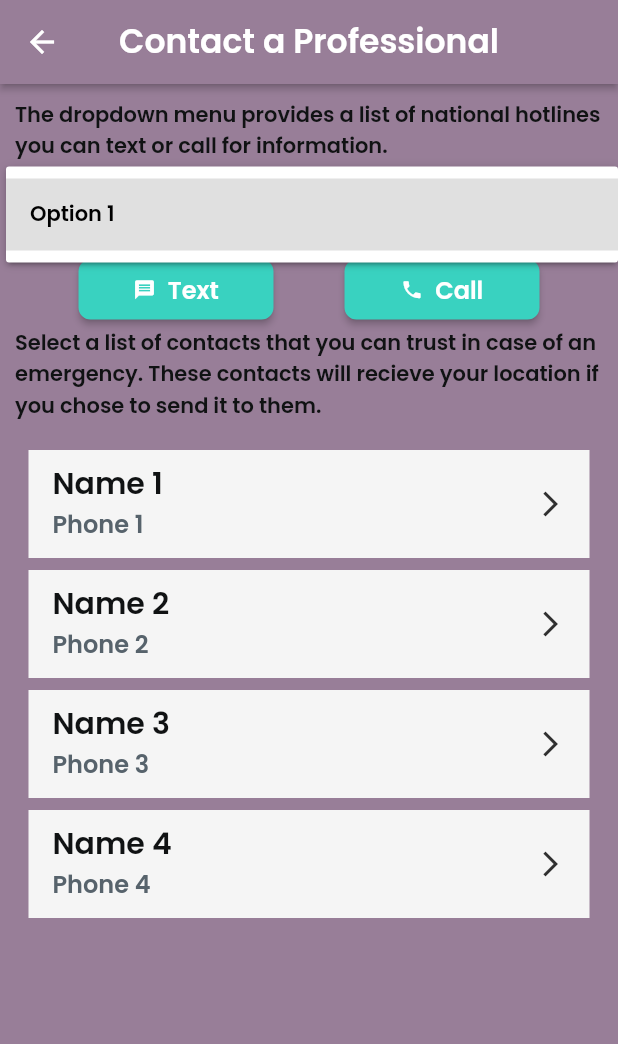
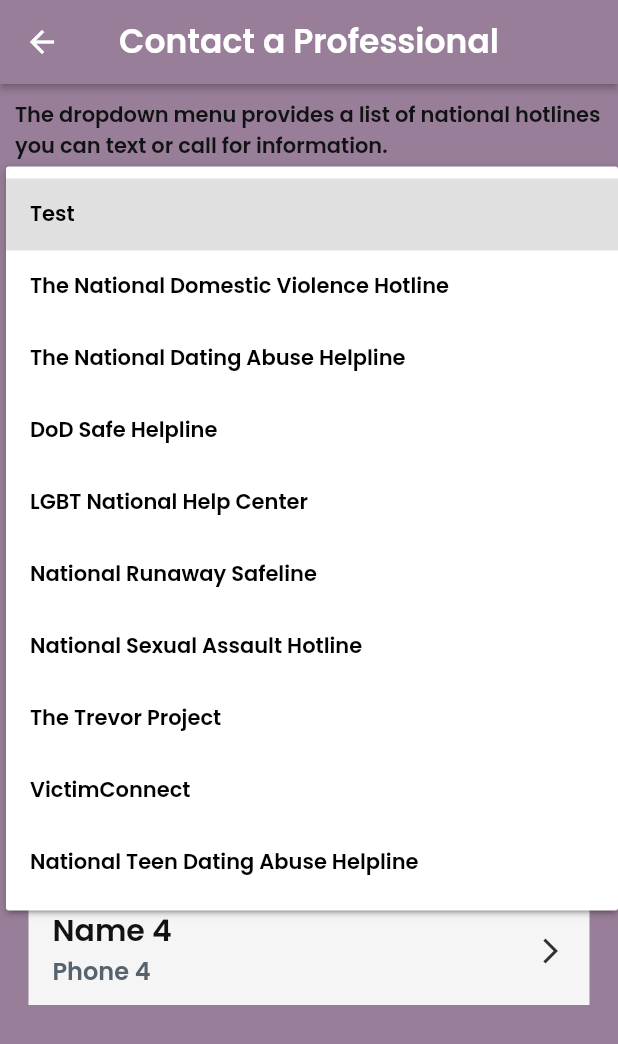
Before and after one commit to abdullah2891/safe_space_plugin, a Flutter app: the ContactAProfessionalWidget screen opened directly, after a tap on "Please select...", on a phone screen of 412 x 824 dp. Shown: the top 1044 px of the screen. Run offline on Flutter 3.47's test engine with Material 2 defaults, Android fonts, the light colour scheme and no system bars; drawn by our look-alikes of auto_size_text; our stand-ins replace assets_audio_player, audioplayers, cached_network_image, firebase_core, firebase_database, font_awesome_flutter and 12 more; missing offline and left inert: dart:html, flutter_phone_direct_caller, flutter_sms, fluttercontactpicker, json_path, mapbox_search and 2 more; accounts and stored records are empty.

Commit message:
contact screen finished

```diff
--- a/lib/contact_professional/contact_professional_widget.dart
+++ b/lib/contact_professional/contact_professional_widget.dart
@@ -19,8 +19,23 @@
   String? dropDownValue;
   final _unfocusNode = FocusNode();
   final scaffoldKey = GlobalKey<ScaffoldState>();
+  final TextEditingController textController = TextEditingController();
+  List<Contact?> contacts = [null, null, null, null];
 
-  List<Contact?> contacts = [null, null, null, null];
+  String number = '1-800-787-3224';
+
+  Map<String, String> hotlines = {
+    'Test': '1-425-305-7338',
+    'The National Domestic Violence Hotline': '1-800-787-3224',
+    'The National Dating Abuse Helpline': '1-866-331-9474',
+    'DoD Safe Helpline': '1-877-995-5247',
+    'LGBT National Help Center': '1-888-843-4564',
+    'National Runaway Safeline': '1-773-289-1727',
+    'National Sexual Assault Hotline': '1-800-656-4673',
+    'The Trevor Project': '1-212-695-8650',
+    'VictimConnect': '1-855-484-2846',
+    'National Teen Dating Abuse Helpline': '1-866-331-9474'
+  };
 
   @override
   void dispose() {
@@ -134,8 +149,8 @@
                 Padding(
                   padding: EdgeInsetsDirectional.fromSTEB(5, 5, 5, 5),
                   child: FlutterFlowDropDown<String>(
-                    options: ['Option 1'],
-                    onChanged: (val) => setState(() => dropDownValue = val),
+                    options: hotlines.keys.map((item) => item).toList(),
+                    onChanged: (val) => setState(() => number = val as String),
                     width: double.infinity,
                     height: 50,
                     textStyle: FlutterFlowTheme.of(context).bodyText1.override(
@@ -152,13 +167,67 @@
                     hidesUnderline: true,
                   ),
                 ),
+                Padding(
+                  padding: EdgeInsetsDirectional.fromSTEB(5, 5, 5, 5),
+                  child: TextFormField(
+                      controller: textController,
+                      autofocus: true,
+                      obscureText: false,
+                      decoration: InputDecoration(
+                        hintText: 'Type a message here',
+                        hintStyle: FlutterFlowTheme.of(context).bodyText2,
+                        enabledBorder: UnderlineInputBorder(
+                          borderSide: BorderSide(
+                            color: Color(0x00000000),
+                            width: 1,
+                          ),
+                          borderRadius: const BorderRadius.only(
+                            topLeft: Radius.circular(4.0),
+                            topRight: Radius.circular(4.0),
+                          ),
+                        ),
+                        focusedBorder: UnderlineInputBorder(
+                          borderSide: BorderSide(
+                            color: Color(0x00000000),
+                            width: 1,
+                          ),
+                          borderRadius: const BorderRadius.only(
+                            topLeft: Radius.circular(4.0),
+                            topRight: Radius.circular(4.0),
+                          ),
+                        ),
+                        errorBorder: UnderlineInputBorder(
+                          borderSide: BorderSide(
+                            color: Color(0x00000000),
+                            width: 1,
+                          ),
+                          borderRadius: const BorderRadius.only(
+                            topLeft: Radius.circular(4.0),
+                            topRight: Radius.circular(4.0),
+                          ),
+                        ),
+                        focusedErrorBorder: UnderlineInputBorder(
+                          borderSide: BorderSide(
+                            color: Color(0x00000000),
+                            width: 1,
+                          ),
+                          borderRadius: const BorderRadius.only(
+                            topLeft: Radius.circular(4.0),
+                            topRight: Radius.circular(4.0),
+                          ),
+                        ),
+                        filled: true,
+                        fillColor: Color(0xFFDFBDDF),
+                      ),
+                      style: FlutterFlowTheme.of(context).bodyText1),
+                ),
                 Row(
                   mainAxisSize: MainAxisSize.max,
                   mainAxisAlignment: MainAxisAlignment.spaceEvenly,
                   children: [
                     FFButtonWidget(
                       onPressed: () {
-                        print('Button pressed ...');
+                        _sendMessage(number, textController.text);
                       },
                       text: 'Text',
                       icon: Icon(
@@ -183,7 +252,7 @@
                     ),
                     FFButtonWidget(
                       onPressed: () {
-                        print('Button pressed ...');
+                        _call(number);
                       },
                       text: 'Call',
                       icon: Icon(
```
